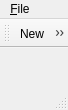
fritzone/ddm, file mainwindow.ui: the form before one commit.
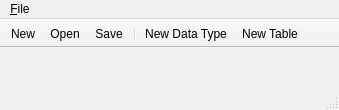
The form after the commit. Icons and pictures are not drawn.

Patch:
```diff
--- a/mainwindow.ui
+++ b/mainwindow.ui
@@ -6,7 +6,7 @@
    <rect>
     <x>0</x>
     <y>0</y>
-    <width>66</width>
+    <width>339</width>
     <height>110</height>
    </rect>
   </property>
@@ -35,7 +35,7 @@
     <rect>
      <x>0</x>
      <y>0</y>
-     <width>66</width>
+     <width>339</width>
      <height>25</height>
     </rect>
    </property>
@@ -48,6 +48,15 @@
    <addaction name="menu_File"/>
   </widget>
   <widget class="QToolBar" name="mainToolBar">
+   <property name="movable">
+    <bool>false</bool>
+   </property>
+   <property name="toolButtonStyle">
+    <enum>Qt::ToolButtonIconOnly</enum>
+   </property>
+   <property name="floatable">
+    <bool>false</bool>
+   </property>
    <attribute name="toolBarArea">
     <enum>TopToolBarArea</enum>
    </attribute>
@@ -55,6 +64,7 @@
     <bool>false</bool>
    </attribute>
    <addaction name="action_New"/>
+   <addaction name="action_Open"/>
    <addaction name="action_Save"/>
    <addaction name="separator"/>
    <addaction name="action_NewDataType"/>
@@ -115,6 +125,15 @@
     <string>Ctrl+Shift+T</string>
    </property>
   </action>
+  <action name="action_Open">
+   <property name="icon">
+    <iconset resource="dbm.qrc">
+     <normaloff>:/images/actions/images/actions/fileopen.png</normaloff>:/images/actions/images/actions/fileopen.png</iconset>
+   </property>
+   <property name="text">
+    <string>&amp;Open</string>
+   </property>
+  </action>
  </widget>
  <layoutdefault spacing="6" margin="11"/>
  <resources>
```
Left out of the diff: 20 changed lines with no effect on the pictures.
